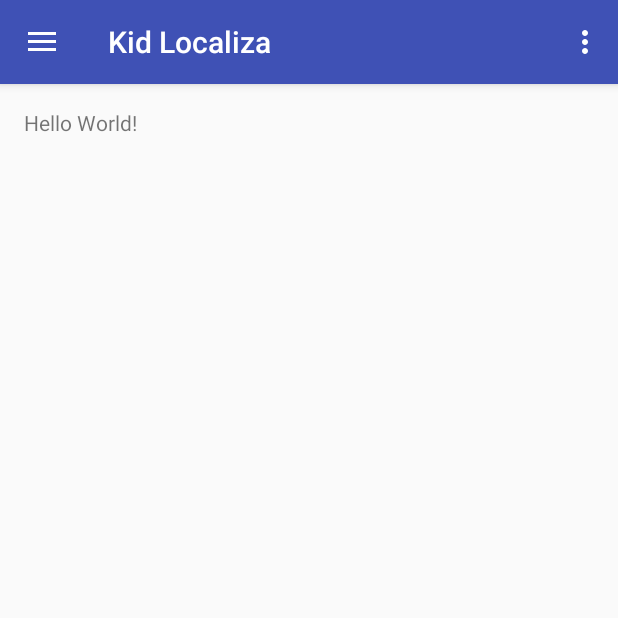
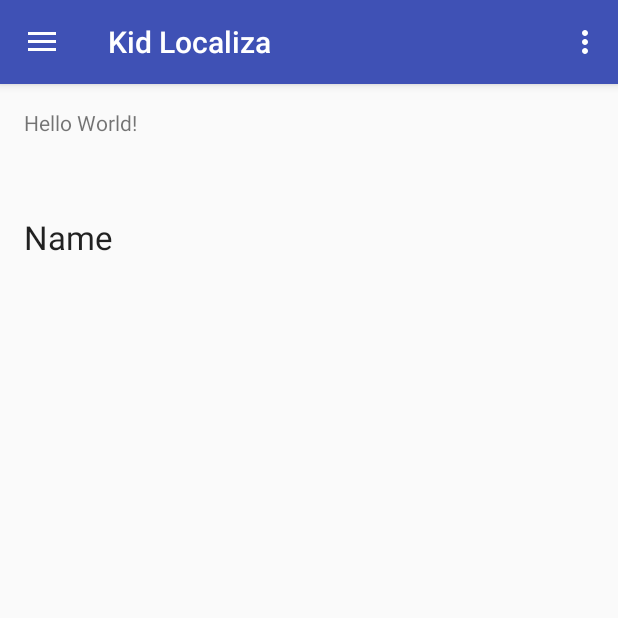
Before and after one commit to fernandorosero/KidLocaliza, an Android app: the screen it shows after launch (MainActivity), on a phone screen of 412 x 824 dp, the top half of it. Run offline under Robolectric (Android 15) with nearby library versions, the phone set to English and light mode, and no system bars.

```diff
--- a/app/src/main/java/com/thelastmonkey/kidlocaliza/util/KidLocalizaUtil.java
+++ b/app/src/main/java/com/thelastmonkey/kidlocaliza/util/KidLocalizaUtil.java
@@ -1,3 +1,4 @@
+
 package com.thelastmonkey.kidlocaliza.util;
 
 public class KidLocalizaUtil {
--- a/app/src/main/res/layout/content_main.xml
+++ b/app/src/main/res/layout/content_main.xml
@@ -16,5 +16,17 @@
     <TextView
         android:text="Hello World!"
         android:layout_width="wrap_content"
-        android:layout_height="wrap_content" />
+        android:layout_height="wrap_content"
+        android:id="@+id/textView3" />
+
+    <TextView
+        android:layout_width="wrap_content"
+        android:layout_height="wrap_content"
+        android:textAppearance="?android:attr/textAppearanceLarge"
+        android:text="@string/nombre"
+        android:id="@+id/textView2"
+        android:layout_below="@+id/textView3"
+        android:layout_alignParentLeft="true"
+        android:layout_alignParentStart="true"
+        android:layout_marginTop="52dp" />
 </RelativeLayout>
```
